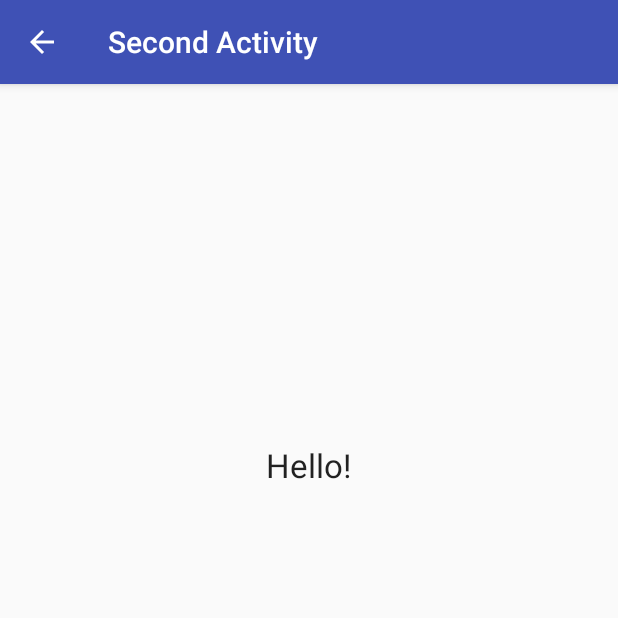
After one commit to IsabelTseng/Android-APP-Develop-Lab2, an Android app: the SecondActivity screen opened directly, with no data from a screen before it, on a phone screen of 412 x 824 dp, the top half of it. The commit adds this screen. Run offline under Robolectric (Android 15) with nearby library versions, the phone set to English and light mode, and no system bars.

Commit message:
Complete codelab 2.1

```diff
--- /dev/null
+++ b/HelloToast/app/src/main/java/com/example/android/hellotoast/SecondActivity.java
@@ -0,0 +1,19 @@
+package com.example.android.hellotoast;
+
+import android.content.Intent;
+import android.support.v7.app.AppCompatActivity;
+import android.os.Bundle;
+import android.widget.TextView;
+
+public class SecondActivity extends AppCompatActivity {
+
+    @Override
+    protected void onCreate(Bundle savedInstanceState) {
+        super.onCreate(savedInstanceState);
+        setContentView(R.layout.activity_second);
+        Intent intent = getIntent();
+        String message = intent.getStringExtra(MainActivity.EXTRA_MESSAGE);
+        TextView textView = findViewById(R.id.text_message);
+        textView.setText(message);
+    }
+}
--- /dev/null
+++ b/HelloToast/app/src/main/res/layout/activity_second.xml
@@ -0,0 +1,46 @@
+<?xml version="1.0" encoding="utf-8"?>
+<android.support.constraint.ConstraintLayout xmlns:android="http://schemas.android.com/apk/res/android"
+    xmlns:app="http://schemas.android.com/apk/res-auto"
+    xmlns:tools="http://schemas.android.com/tools"
+    android:layout_width="match_parent"
+    android:layout_height="match_parent"
+    tools:context=".SecondActivity">
+
+    <TextView
+        android:id="@+id/text_message"
+        android:layout_width="wrap_content"
+        android:layout_height="wrap_content"
+        android:layout_marginStart="8dp"
+        android:layout_marginLeft="8dp"
+        android:layout_marginEnd="8dp"
+        android:layout_marginRight="8dp"
+        android:layout_marginBottom="8dp"
+        android:background="#FFFF00"
+        android:gravity="center_vertical"
+        android:text="@string/text_header"
+        android:textAlignment="center"
+        android:textAppearance="@style/TextAppearance.AppCompat.Large"
+        app:layout_constraintBottom_toBottomOf="parent"
+        app:layout_constraintEnd_toEndOf="parent"
+        app:layout_constraintHorizontal_bias="0.5"
+        app:layout_constraintStart_toStartOf="parent"
+        app:layout_constraintTop_toBottomOf="@+id/textView2"
+        app:layout_constraintVertical_bias="0.657" />
+
+    <TextView
+        android:id="@+id/textView2"
+        android:layout_width="wrap_content"
+        android:layout_height="wrap_content"
+        android:layout_marginStart="8dp"
+        android:layout_marginLeft="8dp"
+        android:layout_marginTop="8dp"
+        android:layout_marginEnd="8dp"
+        android:layout_marginRight="8dp"
+        android:text="@string/hello_text"
+        android:textAppearance="@style/TextAppearance.AppCompat.Large"
+        app:layout_constraintBottom_toTopOf="@+id/text_message"
+        app:layout_constraintEnd_toEndOf="parent"
+        app:layout_constraintHorizontal_bias="0.5"
+        app:layout_constraintStart_toStartOf="parent"
+        app:layout_constraintTop_toTopOf="parent" />
+</android.support.constraint.ConstraintLayout>
--- a/HelloToast/app/src/main/res/values/strings.xml
+++ b/HelloToast/app/src/main/res/values/strings.xml
@@ -16,8 +16,10 @@
 
 <resources>
     <string name="app_name">Hello Toast</string>
-    <string name="button_label_toast">Toast</string>
+    <string name="button_label_toast">Say Hello</string>
     <string name="button_label_count">Count</string>
     <string name="count_initial_value">0</string>
     <string name="toast_message">Hello Toast!</string>
+    <string name="text_header">Message Received</string>
+    <string name="hello_text">Hello!</string>
 </resources>
```
Also changed, not shown: HelloToast/app/src/main/AndroidManifest.xml (+8 -16 lines), HelloToast/app/src/main/java/com/example/android/hellotoast/MainActivity.java (+7 -0 lines).
